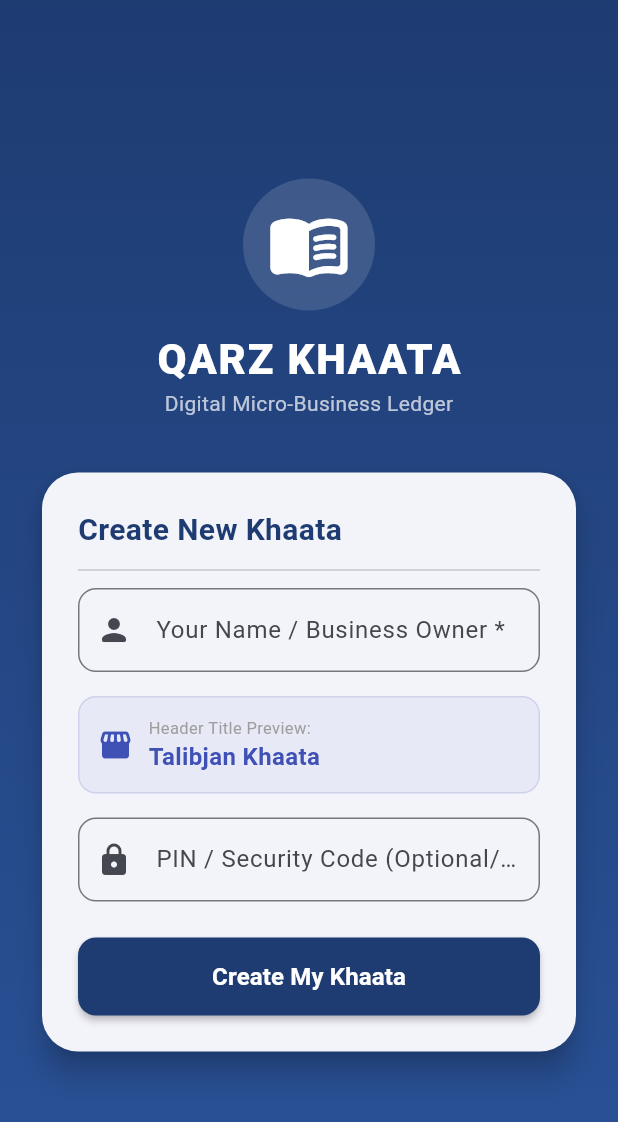
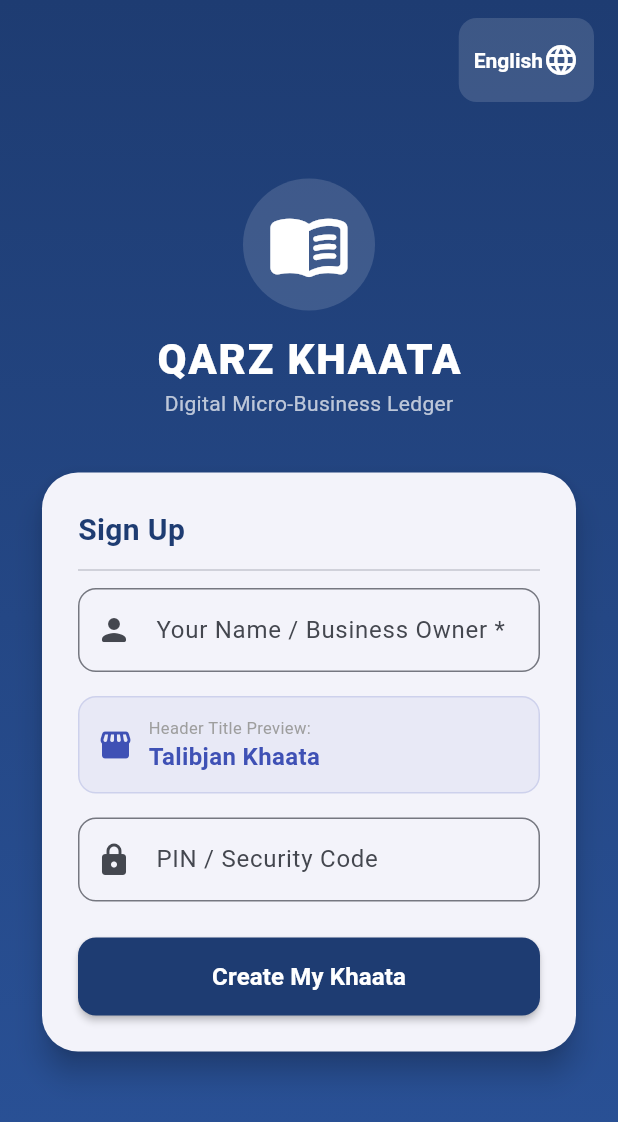
Before and after one commit to talibafridi97-source/QarzKhaataApp, a Flutter app: the screen it shows after launch, on a phone screen of 412 x 824 dp. Shown: the top 1122 px of the screen. Run offline on Flutter 3.47's test engine with Material 3 defaults, Android fonts, the light colour scheme and no system bars; our stand-ins replace local_auth, shared_preferences, sqflite_common_ffi, sqflite_common_ffi_web; accounts and stored records are empty.

Commit message:
Add biometric fingerprint auth and multi-language support (English, Urdu, Pashto, Arabic)

```diff
--- /dev/null
+++ b/lib/l10n/app_localizations.dart
@@ -0,0 +1,121 @@
+/// Multi-language support dictionary for English, Urdu, Pashto, and Arabic.
+class AppLocalizations {
+  final String locale;
+
+  AppLocalizations(this.locale);
+
+  static const Map<String, Map<String, String>> _localizedValues = {
+    'en': {
+      'app_title': 'Qarz Khaata',
+      'digital_ledger': 'Digital Ledger • Qarz Khaata',
+      'search_hint': 'Search by name or phone number...',
+      'add_kharzdaar': 'Add Kharzdaar',
+      'you_ll_get': "You'll Get",
+      'you_ll_give': "You'll Give",
+      'settled': 'Settled',
+      'total_debtors': 'Total',
+      'transaction_history': 'Transaction History',
+      'no_transactions': 'No transactions recorded yet',
+      'no_debtors': 'No debtors added yet',
+      'you_gave_credit': 'YOU GAVE (Credit)',
+      'you_got_payment': 'YOU GOT (Payment)',
+      'call': 'Call',
+      'whatsapp': 'WhatsApp Reminder',
+      'edit': 'Edit',
+      'delete': 'Delete',
+      'logout': 'Logout / Switch Account',
+      'save': 'Save',
+      'cancel': 'Cancel',
+      'login': 'Login',
+      'signup': 'Sign Up',
+      'pin_code': 'PIN / Security Code',
+      'welcome_back': 'Welcome back',
+      'create_khaata': 'Create My Khaata',
+    },
+    'ur': {
+      'app_title': 'قرض کھاتہ',
+      'digital_ledger': 'ڈیجیٹل لیجر • قرض کھاتہ',
+      'search_hint': 'نام یا فون نمبر سے تلاش کریں...',
+      'add_kharzdaar': 'خریدار شامل کریں',
+      'you_ll_get': 'آپ نے لینے ہیں',
+      'you_ll_give': 'آپ نے دینے ہیں',
+      'settled': 'حساب برابر',
+      'total_debtors': 'کل',
+      'transaction_history': 'لین دین کی ہسٹری',
+      'no_transactions': 'ابھی تک کوئی لین دین درج نہیں ہوا',
+      'no_debtors': 'ابھی تک کوئی خریدار شامل نہیں کیا گیا',
+      'you_gave_credit': 'آپ نے ادھار دیا (GAVE)',
+      'you_got_payment': 'آپ کو رقم ملی (GOT)',
+      'call': 'کال کریں',
+      'whatsapp': 'واٹس ایپ یاد دہانی',
+      'edit': 'ترمیم کریں',
+      'delete': 'حذف کریں',
+      'logout': 'لاگ آؤٹ / اکاؤنٹ تبدیل کریں',
+      'save': 'محفوظ کریں',
+      'cancel': 'منسوخ کریں',
+      'login': 'لاگ ان',
+      'signup': 'سائن اپ',
+      'pin_code': 'پن / سیکیورٹی کوڈ',
+      'welcome_back': 'خوش آمدید',
+      'create_khaata': 'اپنا کھاتہ بنائیں',
+    },
+    'ps': {
+      'app_title': 'قرض خاته',
+      'digital_ledger': 'ډیجیټل کتابچه • قرض خاته',
+      'search_hint': 'د نوم یا تلیفون شمیرې لخوا لټون وکړئ...',
+      'add_kharzdaar': 'قرضدار اضافه کړئ',
+      'you_ll_get': 'تاسو به ترلاسه کړئ',
+      'you_ll_give': 'تاسو به ورکوئ',
+      'settled': 'حساب پاک',
+      'total_debtors': 'ټول',
+      'transaction_history': 'د راکړې ورکړې تاریخچه',
+      'no_transactions': 'تر اوسه هغې راکړه ورکړه نشته',
+      'no_debtors': 'تر اوسه هیڅ پوردار نه دی اضافه شوی',
+      'you_gave_credit': 'تاسو پور ورکړ',
+      'you_got_payment': 'تاسو نقد ترلاسه کړ',
+      'call': 'اوتنه وکړئ',
+      'whatsapp': 'واټس اپ یادونه',
+      'edit': 'بدلون',
+      'delete': 'حذف کول',
+      'logout': 'وتل / اکاونټ بدلول',
+      'save': 'خپل کړئ',
+      'cancel': 'بندول',
+      'login': 'ننوتل',
+      'signup': 'راجستر کول',
+      'pin_code': 'پین کوډ',
+      'welcome_back': 'ښه راغلاست',
+      'create_khaata': 'خپل خاته جوړه کړئ',
+    },
+    'ar': {
+      'app_title': 'دفتر الديون',
+      'digital_ledger': 'السجل الرقمي • دفتر الديون',
+      'search_hint': 'البحث بالاسم أو رقم الهاتف...',
+      'add_kharzdaar': 'إضافة مدين',
+      'you_ll_get': 'لك (لنا)',
+      'you_ll_give': 'عليك (لهم)',
+      'settled': 'مخلص',
+      'total_debtors': 'المجموع',
+      'transaction_history': 'سجل المعاملات',
+      'no_transactions': 'لا توجد معاملات مسجلة بعد',
+      'no_debtors': 'لم يتم إضافة مدينين بعد',
+      'you_gave_credit': 'أنت أطيت (دين)',
+      'you_got_payment': 'أنت استلمت (دفع)',
+      'call': 'اتصال',
+      'whatsapp': 'تذكير واتساب',
+      'edit': 'تعديل',
+      'delete': 'حذف',
+      'logout': 'تسجيل الخروج',
+      'save': 'حفظ',
+      'cancel': 'إلغاء',
+      'login': 'تسجيل الدخول',
+      'signup': 'إنشاء حساب',
+      'pin_code': 'رمز الـ PIN',
+      'welcome_back': 'مرحباً بك',
+      'create_khaata': 'أنشئ دفترك',
+    },
+  };
+
+  String translate(String key) {
+    return _localizedValues[locale]?[key] ?? _localizedValues['en']?[key] ?? key;
+  }
+}
--- a/lib/screens/auth_screen.dart
+++ b/lib/screens/auth_screen.dart
@@ -1,8 +1,9 @@
 import 'package:flutter/material.dart';
 import 'package:provider/provider.dart';
+import '../l10n/app_localizations.dart';
 import '../providers/khaata_provider.dart';
 
-/// Screen for User Onboarding, Sign Up, and Login.
+/// Screen for User Onboarding, Sign Up, Login, Biometric Unlock, and Multi-Language support.
 class AuthScreen extends StatefulWidget {
   const AuthScreen({super.key});
 
@@ -22,7 +23,6 @@ class _AuthScreenState extends State<AuthScreen> {
   void initState() {
     super.initState();
     final provider = context.read<KhaataProvider>();
-    // Default to Login mode if user already created an account
     if (provider.hasAccount) {
       _isSignUpMode = false;
       _nameController.text = provider.userName;
@@ -74,10 +74,24 @@ class _AuthScreenState extends State<AuthScreen> {
     }
   }
 
+  void _tryBiometric() async {
+    final provider = context.read<KhaataProvider>();
+    final success = await provider.authenticateWithBiometrics();
+    if (success && mounted) {
+      ScaffoldMessenger.of(context).showSnackBar(
+        const SnackBar(
+          content: Text('Biometric authentication successful!'),
+          backgroundColor: Colors.green,
+        ),
+      );
+    }
+  }
+
   @override
   Widget build(BuildContext context) {
     final provider = context.watch<KhaataProvider>();
     final hasAccount = provider.hasAccount;
+    final l10n = AppLocalizations(provider.locale);
 
     return Scaffold(
       body: Container(
@@ -91,7 +105,41 @@ class _AuthScreenState extends State<AuthScreen> {
           ),
         ),
         child: SafeArea(
-          child: Center(
+          child: Stack(
+            children: [
+              // Language Selector at Top Right
+              Positioned(
+                top: 12,
+                right: 16,
+                child: Container(
+                  padding: const EdgeInsets.symmetric(horizontal: 10, vertical: 4),
+                  decoration: BoxDecoration(
+                    color: Colors.white.withAlpha(35),
+                    borderRadius: BorderRadius.circular(12),
+                  ),
+                  child: DropdownButton<String>(
+                    value: provider.locale,
+                    dropdownColor: const Color(0xFF1E3C72),
+                    underline: const SizedBox(),
+                    icon: const Icon(Icons.language_rounded, color: Colors.white),
+                    style: const TextStyle(color: Colors.white, fontWeight: FontWeight.bold),
+                    items: const [
+                      DropdownMenuItem(value: 'en', child: Text('English')),
+                      DropdownMenuItem(value: 'ur', child: Text('اردو')),
+                      DropdownMenuItem(value: 'ps', child: Text('پښتو')),
+                      DropdownMenuItem(value: 'ar', child: Text('العربية')),
+                    ],
+                    onChanged: (val) {
+                      if (val != null) {
+                        provider.setLocale(val);
+                      }
+                    },
+                  ),
+                ),
+              ),
+
+              // Main Auth Form Box
+              Center(
                 child: SingleChildScrollView(
                   padding: const EdgeInsets.all(24),
                   child: Column(
@@ -144,9 +192,7 @@ class _AuthScreenState extends State<AuthScreen> {
                                   mainAxisAlignment: MainAxisAlignment.spaceBetween,
                                   children: [
                                     Text(
-                                  _isSignUpMode
-                                      ? 'Create New Khaata'
-                                      : 'Login to Khaata',
+                                      _isSignUpMode ? l10n.translate('signup') : l10n.translate('login'),
                                       style: const TextStyle(
                                         fontSize: 20,
                                         fontWeight: FontWeight.bold,
@@ -162,7 +208,7 @@ class _AuthScreenState extends State<AuthScreen> {
                                           });
                                         },
                                         child: Text(
-                                      _isSignUpMode ? 'Login' : 'New User',
+                                          _isSignUpMode ? l10n.translate('login') : l10n.translate('signup'),
                                           style: const TextStyle(
                                             fontWeight: FontWeight.bold,
                                             color: Colors.indigo,
@@ -252,9 +298,8 @@ class _AuthScreenState extends State<AuthScreen> {
                                   ),
                                   const SizedBox(height: 16),
                                 ] else ...[
-                              // Welcome back text for login
                                   Text(
-                                'Welcome back, ${provider.userName.isNotEmpty ? provider.userName : "User"}!',
+                                    '${l10n.translate('welcome_back')}, ${provider.userName.isNotEmpty ? provider.userName : "User"}!',
                                     style: const TextStyle(
                                       fontSize: 16,
                                       fontWeight: FontWeight.w600,
@@ -277,7 +322,7 @@ class _AuthScreenState extends State<AuthScreen> {
                                   keyboardType: TextInputType.number,
                                   obscureText: true,
                                   decoration: InputDecoration(
-                                labelText: 'PIN / Security Code (Optional/PIN)',
+                                    labelText: l10n.translate('pin_code'),
                                     hintText: 'e.g. 1234',
                                     prefixIcon: const Icon(Icons.lock_rounded),
                                     border: OutlineInputBorder(
@@ -303,8 +348,8 @@ class _AuthScreenState extends State<AuthScreen> {
                                     onPressed: _submit,
                                     child: Text(
                                       _isSignUpMode
-                                      ? 'Create My Khaata'
-                                      : 'Login to Khaata',
+                                          ? l10n.translate('create_khaata')
+                                          : l10n.translate('login'),
                                       style: const TextStyle(
                                         fontSize: 16,
                                         fontWeight: FontWeight.bold,
@@ -312,6 +357,24 @@ class _AuthScreenState extends State<AuthScreen> {
                                     ),
                                   ),
                                 ),
+
+                                // Biometric Fingerprint Button (if account exists and in login mode)
+                                if (hasAccount && !_isSignUpMode) ...[
+                                  const SizedBox(height: 16),
+                                  Center(
+                                    child: TextButton.icon(
+                                      style: TextButton.styleFrom(
+                                        foregroundColor: Colors.indigo,
+                                      ),
+                                      onPressed: _tryBiometric,
+                                      icon: const Icon(Icons.fingerprint_rounded, size: 28),
+                                      label: const Text(
+                                        'Unlock with Fingerprint / Biometrics',
+                                        style: TextStyle(fontWeight: FontWeight.bold),
+                                      ),
+                                    ),
+                                  ),
+                                ],
                               ],
                             ),
                           ),
@@ -321,6 +384,8 @@ class _AuthScreenState extends State<AuthScreen> {
                   ),
                 ),
               ),
+            ],
+          ),
         ),
       ),
     );
--- a/pubspec.yaml
+++ b/pubspec.yaml
@@ -40,6 +40,7 @@ dependencies:
   intl: ^0.20.2
   shared_preferences: ^2.5.2
   url_launcher: ^6.3.1
+  local_auth: ^2.3.0
 
 dev_dependencies:
   flutter_test:
```
Also changed, not shown: lib/providers/khaata_provider.dart (+51 -4 lines), lib/widgets/business_header.dart (+30 -1 lines), pubspec.lock, 3 other files. Lines whose indentation alone changed are shown as unchanged.
